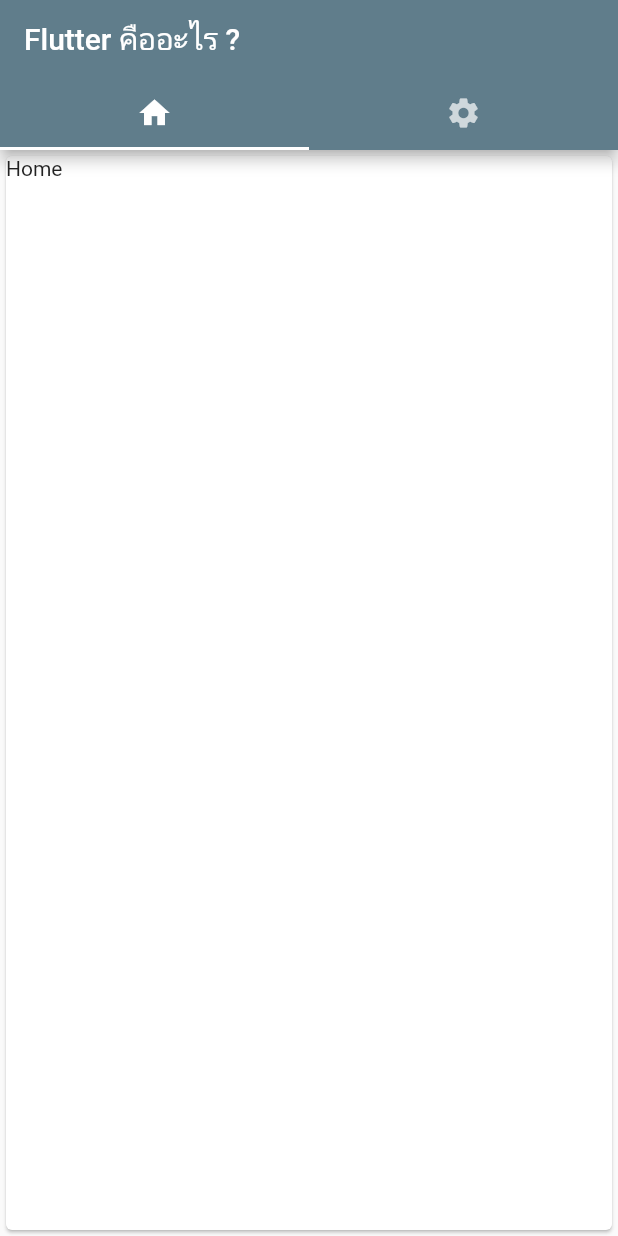
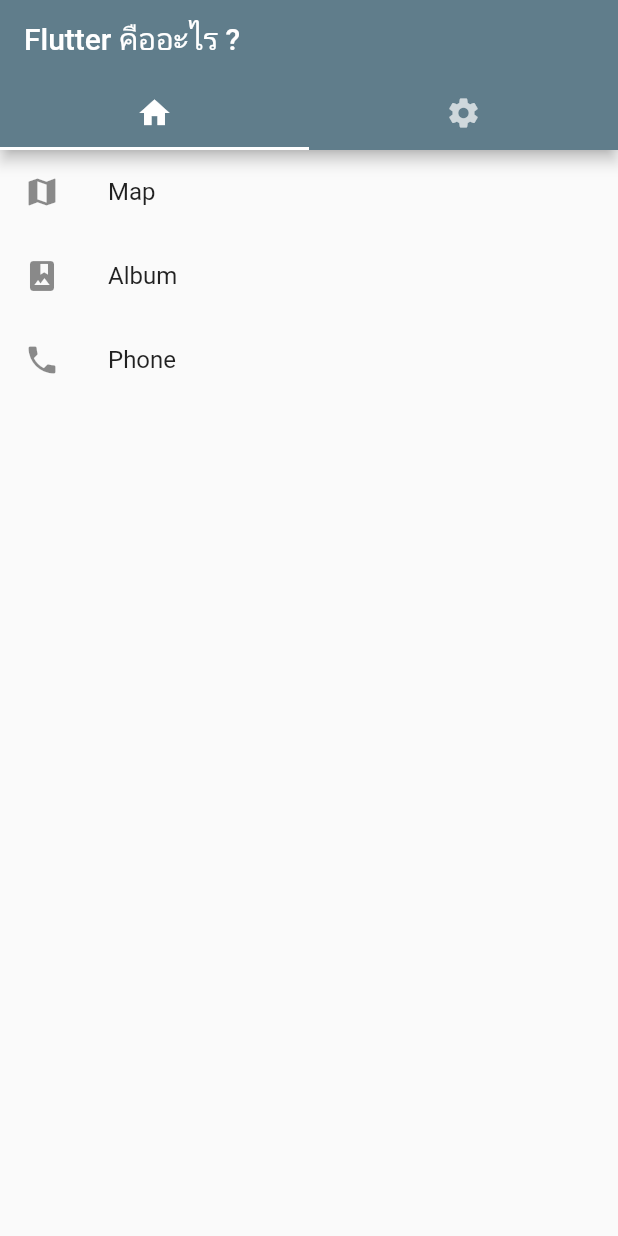
Before and after one commit to jaedsadadotme/flutter101, a Flutter app: the screen it shows after launch, on a phone screen of 412 x 824 dp. Run offline on Flutter 3.47's test engine with Material 2 defaults, Android fonts, the phone set to English and light mode, and no system bars.

Commit message:
add list view

```diff
--- a/lib/body.dart
+++ b/lib/body.dart
@@ -1,19 +1,12 @@
 import 'package:flutter/material.dart';
+import 'package:demoflutter/list_view.dart';
+import 'package:demoflutter/tab_bar.dart';
 
 class MyBody extends StatelessWidget {
   const MyBody({super.key});
 
   @override
   Widget build(BuildContext context) {
-    return const TabBarView(
-      children: [
-        Card(
-          child: Text("Home"),
-        ),
-        Card(
-          child: Text("Setting"),
-        ),
-      ],
-    );
+    return const MyListView();
   }
 }
--- /dev/null
+++ b/lib/list_view.dart
@@ -0,0 +1,25 @@
+import 'package:flutter/material.dart';
+
+class MyListView extends StatelessWidget {
+  const MyListView({super.key});
+
+  @override
+  Widget build(BuildContext context) {
+    return ListView(
+      children: const <Widget>[
+        ListTile(
+          leading: Icon(Icons.map),
+          title: Text('Map'),
+        ),
+        ListTile(
+          leading: Icon(Icons.photo_album),
+          title: Text('Album'),
+        ),
+        ListTile(
+          leading: Icon(Icons.phone),
+          title: Text('Phone'),
+        ),
+      ],
+    );
+  }
+}
--- /dev/null
+++ b/lib/tab_bar.dart
@@ -0,0 +1,19 @@
+import 'package:flutter/material.dart';
+
+class MyTabBar extends StatelessWidget {
+  const MyTabBar({super.key});
+
+  @override
+  Widget build(BuildContext context) {
+    return const TabBarView(
+      children: [
+        Card(
+          child: Text("Home"),
+        ),
+        Card(
+          child: Text("Setting"),
+        ),
+      ],
+    );
+  }
+}
```
